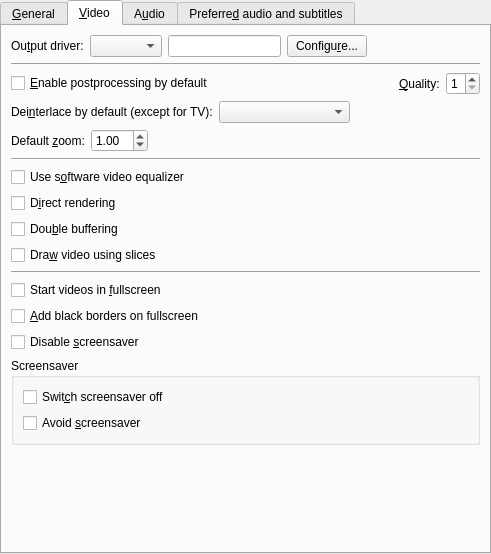
Above: src/prefgeneral.ui from bitwiseworks/smplayer-os2 before the change. Below: the same form after it.
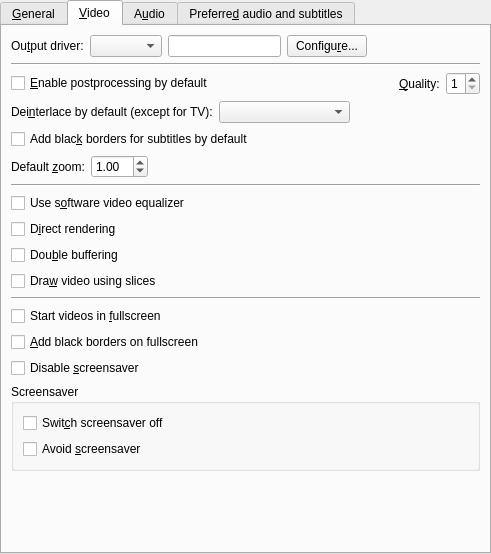
That is the form after the change. The open tabs and pages were chosen to show the change. Custom widgets are drawn as their Qt base class.

```diff
--- a/src/prefgeneral.ui
+++ b/src/prefgeneral.ui
@@ -510,6 +510,13 @@
          </item>
         </layout>
        </item>
+       <item>
+        <widget class="QCheckBox" name="blackborders_check">
+         <property name="text">
+          <string>Add blac&amp;k borders for subtitles by default</string>
+         </property>
+        </widget>
+       </item>
        <item>
         <layout class="QHBoxLayout">
          <item>
```
Left out of the diff: 1 changed line with no effect on the pictures.
